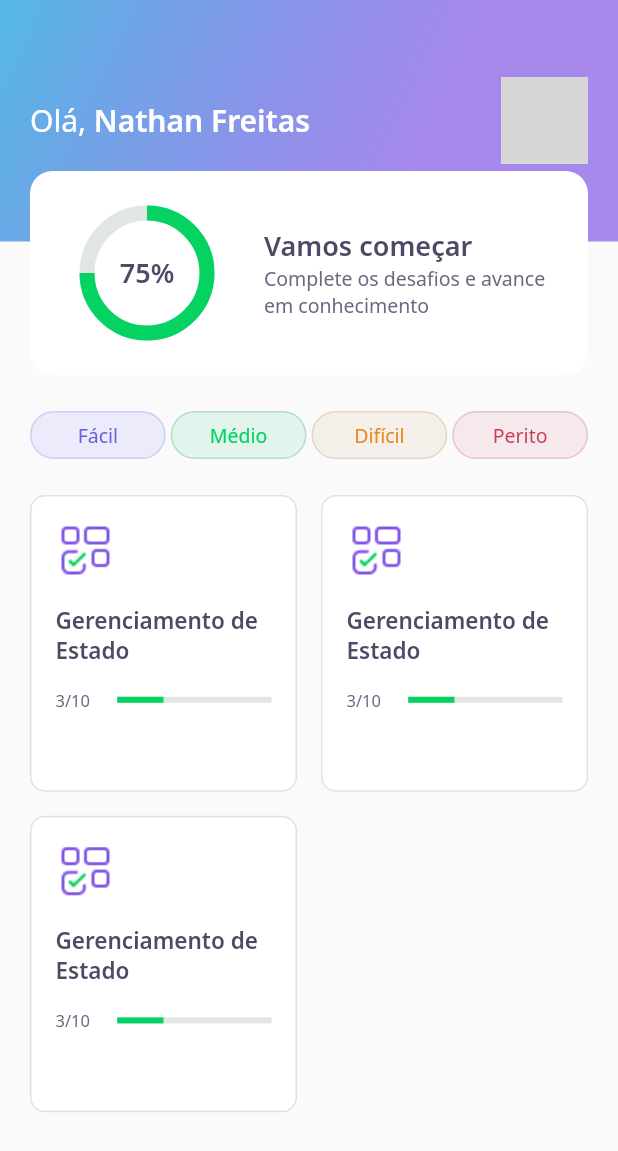
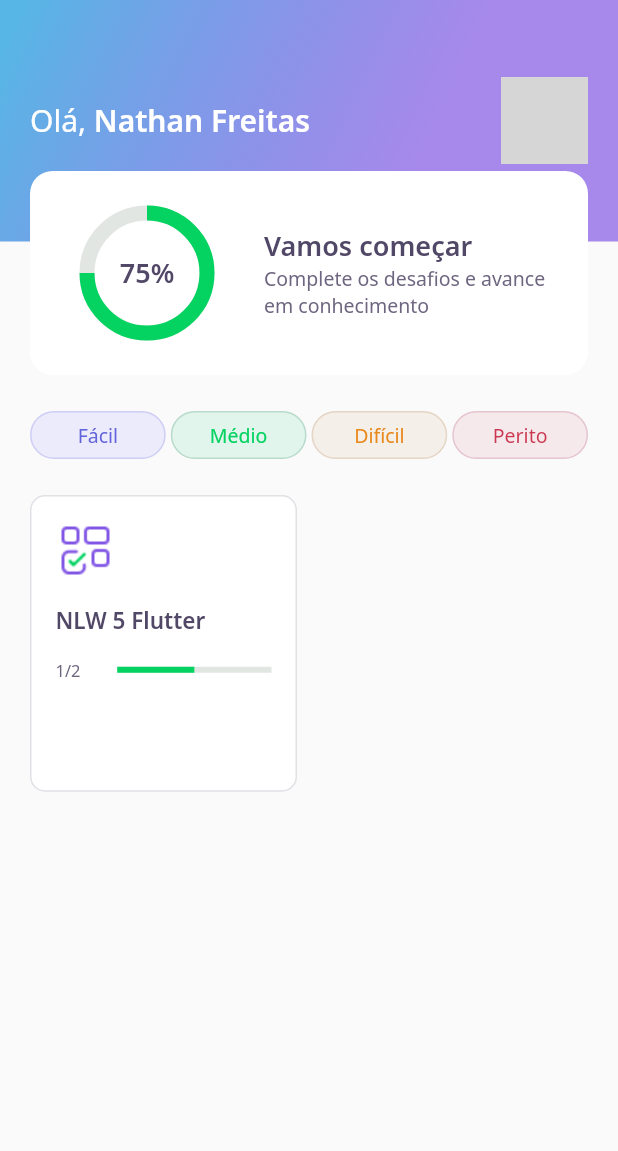
Before and after one commit to NathanF2001/Dev-Quiz, a Flutter app: the HomePage screen opened directly, on a phone screen of 412 x 824 dp. Shown: the top 1151 px of the screen. Run offline on Flutter 3.47's test engine with Material 2 defaults, Android fonts, the phone set to English and light mode, and no system bars; our stand-ins replace google_fonts; accounts and stored records are empty; network calls fail; grey boxes are pictures that could not be loaded.

Commit message:
NLW 5 Flutter 3

```diff
--- /dev/null
+++ b/assets/database/user.json
@@ -0,0 +1,5 @@
+{
+  "name": "Nathan Freitas",
+  "score": 75,
+  "photoUrl": "https://avatars.githubusercontent.com/u/47864268?v=4"
+}
--- a/lib/challenge/widgets/answer/answer_widget.dart
+++ b/lib/challenge/widgets/answer/answer_widget.dart
@@ -7,8 +7,8 @@ class AwnserWidget extends StatelessWidget {
   final bool isSelected;
 
   const AwnserWidget({
-    Key key,
-    @required this.title,
+    Key? key,
+    required this.title,
     this.isRight = false,
     this.isSelected = false,
   }) : super(key: key);
--- a/lib/challenge/widgets/quiz/quiz_widget.dart
+++ b/lib/challenge/widgets/quiz/quiz_widget.dart
@@ -5,7 +5,7 @@ import 'package:quiz_flutter/core/app_text_styles.dart';
 class QuizWidget extends StatelessWidget {
   final String title;
 
-  const QuizWidget({Key key, @required this.title}) : super(key: key);
+  const QuizWidget({Key? key, required this.title}) : super(key: key);
 
   @override
   Widget build(BuildContext context) {
--- a/lib/core/app_widget.dart
+++ b/lib/core/app_widget.dart
@@ -4,12 +4,14 @@ import 'package:quiz_flutter/splash/splash_page.dart';
 
 import 'package:flutter/material.dart';
 
+import '../home/home_page.dart';
+
 class AppWidget extends StatelessWidget {
   @override
   Widget build(BuildContext context) {
     return MaterialApp(
       title: "DevQuiz",
-      home: ChallengePage(),
+      home: HomePage(),
     );
   }
 }
--- /dev/null
+++ b/lib/home/home_controller.dart
@@ -0,0 +1,34 @@
+import 'package:flutter/foundation.dart';
+import 'package:quiz_flutter/home/home_repository.dart';
+import 'package:quiz_flutter/home/home_state.dart';
+
+import '../core/core.dart';
+import '../shared/models/awnser_model.dart';
+import '../shared/models/question_model.dart';
+import '../shared/models/quiz_model.dart';
+import '../shared/models/user_model.dart';
+
+class HomeController {
+  final stateNotifier = ValueNotifier<HomeState>(HomeState.empty);
+  set state(HomeState state) => stateNotifier.value = state;
+  HomeState get state => stateNotifier.value;
+
+  UserModel? user;
+  List<QuizModel>? quizzes;
+
+  final repository = HomeRepository();
+
+  void getUser() async {
+    state = HomeState.loading;
+
+    user = await repository.getUser();
+    state = HomeState.success;
+  }
+
+  void getQuizzes() async {
+    state = HomeState.loading;
+
+    quizzes = await repository.getQuizzes();
+    state = HomeState.success;
+  }
+}
--- a/lib/home/home_page.dart
+++ b/lib/home/home_page.dart
@@ -1,7 +1,13 @@
 import 'package:flutter/material.dart';
+import 'package:quiz_flutter/home/home_controller.dart';
+import 'package:quiz_flutter/home/home_state.dart';
 import 'package:quiz_flutter/home/widgets/appbar/app_bar_widget.dart';
 import 'package:quiz_flutter/home/widgets/level_button/level_button_widget.dart';
 import 'package:quiz_flutter/home/widgets/quiz_card/quiz_card_widget.dart';
+
+import '../challenge/widgets/quiz/quiz_widget.dart';
+import '../core/core.dart';
+import 'widgets/quiz_card/quiz_card_widget.dart';
 
 class HomePage extends StatefulWidget {
   @override
@@ -9,10 +15,26 @@ class HomePage extends StatefulWidget {
 }
 
 class _HomePageState extends State<HomePage> {
+  final controller = HomeController();
+
+  @override
+  void initState() {
+    // TODO: implement initState
+    super.initState();
+    controller.getUser();
+    controller.getQuizzes();
+    controller.stateNotifier.addListener(() {
+      setState(() {});
+    });
+  }
+
   @override
   Widget build(BuildContext context) {
+    if (controller.state == HomeState.success) {
       return Scaffold(
-      appBar: AppBarWidget(),
+        appBar: AppBarWidget(
+          user: controller.user!,
+        ),
         body: Padding(
           padding: const EdgeInsets.symmetric(horizontal: 20),
           child: Column(
@@ -46,16 +68,27 @@ class _HomePageState extends State<HomePage> {
                   crossAxisSpacing: 16,
                   mainAxisSpacing: 16,
                   crossAxisCount: 2,
-                children: [
-                  QuizCardWidget(),
-                  QuizCardWidget(),
-                  QuizCardWidget()
-                ],
+                  children: controller.quizzes!
+                      .map((e) => QuizCardWidget(
+                            title: e.title,
+                            percent: e.questionsAwnsered / e.questions.length,
+                            completed:
+                                "${e.questionsAwnsered}/${e.questions.length}",
+                          ))
+                      .toList(),
                 ),
               )
             ],
           ),
         ),
       );
+    } else {
+      return Scaffold(
+        body: Center(
+            child: CircularProgressIndicator(
+          valueColor: AlwaysStoppedAnimation<Color>(AppColors.darkGreen),
+        )),
+      );
     }
   }
+}
--- /dev/null
+++ b/lib/home/home_state.dart
@@ -0,0 +1 @@
+enum HomeState { success, loading, error, empty }
--- a/lib/home/widgets/appbar/app_bar_widget.dart
+++ b/lib/home/widgets/appbar/app_bar_widget.dart
@@ -3,8 +3,11 @@ import 'package:quiz_flutter/core/app_gradients.dart';
 import 'package:quiz_flutter/core/app_text_styles.dart';
 import 'package:quiz_flutter/home/widgets/score_card/score_card_widget.dart';
 
+import '../../../shared/models/user_model.dart';
+
 class AppBarWidget extends PreferredSize {
-  AppBarWidget()
+  final UserModel user;
+  AppBarWidget({required this.user})
       : super(
             preferredSize: Size.fromHeight(250),
             child: Container(
@@ -25,7 +28,7 @@ class AppBarWidget extends PreferredSize {
                               style: AppTextStyles.title,
                               children: [
                                 TextSpan(
-                                  text: "Nathan Freitas",
+                                  text: user.name,
                                   style: AppTextStyles.titleBold,
                                 )
                               ]),
@@ -36,8 +39,7 @@ class AppBarWidget extends PreferredSize {
                           decoration: BoxDecoration(
                             borderRadius: BorderRadius.circular(10),
                             image: DecorationImage(
-                              image: NetworkImage(
-                                  "https://avatars.githubusercontent.com/u/47864268?v=4"),
+                              image: NetworkImage(user.photoUrl),
                             ),
                           ),
                         )
--- a/lib/home/widgets/level_button/level_button_widget.dart
+++ b/lib/home/widgets/level_button/level_button_widget.dart
@@ -6,9 +6,9 @@ class LevelButtonWidget extends StatelessWidget {
   final String label;
 
   LevelButtonWidget({
-    Key key,
-    @required this.label,
-  })  : assert(["Fácil", "Médio", "Difícil", "Perito"].contains(label)),
+    Key? key,
+    required this.label,
+  })   : assert(["Fácil", "Médio", "Difícil", "Perito"].contains(label)),
         super(key: key);
 
   final config = {
@@ -34,9 +34,9 @@ class LevelButtonWidget extends StatelessWidget {
     },
   };
 
-  Color get color => config[label]['color'];
-  Color get borderColor => config[label]['borderColor'];
-  Color get fontColor => config[label]['fontColor'];
+  Color? get color => config[label]!['color'];
+  Color? get borderColor => config[label]!['borderColor'];
+  Color? get fontColor => config[label]!['fontColor'];
 
   @override
   Widget build(BuildContext context) {
@@ -44,7 +44,7 @@ class LevelButtonWidget extends StatelessWidget {
       width: (MediaQuery.of(context).size.width - 50) / 4,
       decoration: BoxDecoration(
           color: color,
-          border: Border.fromBorderSide(BorderSide(color: borderColor)),
+          border: Border.fromBorderSide(BorderSide(color: (borderColor)!)),
           borderRadius: BorderRadius.circular(28)),
       child: Padding(
         padding: const EdgeInsets.symmetric(horizontal: 18, vertical: 6),
--- a/lib/home/widgets/quiz_card/quiz_card_widget.dart
+++ b/lib/home/widgets/quiz_card/quiz_card_widget.dart
@@ -1,8 +1,19 @@
 import 'package:flutter/material.dart';
+
 import 'package:quiz_flutter/core/core.dart';
 import 'package:quiz_flutter/shared/widgets/progress_indicator/progress_indicator_widget.dart';
 
 class QuizCardWidget extends StatelessWidget {
+  final String title;
+  final String completed;
+  final double percent;
+  const QuizCardWidget({
+    Key? key,
+    required this.title,
+    required this.completed,
+    required this.percent,
+  }) : super(key: key);
+
   @override
   Widget build(BuildContext context) {
     return Container(
@@ -25,7 +36,7 @@ class QuizCardWidget extends StatelessWidget {
             height: 16,
           ),
           Text(
-            "Gerenciamento de Estado",
+            title,
             style: AppTextStyles.heading15,
           ),
           SizedBox(
@@ -36,14 +47,14 @@ class QuizCardWidget extends StatelessWidget {
               Expanded(
                 flex: 2,
                 child: Text(
-                  "3/10",
+                  completed,
                   style: AppTextStyles.body11,
                 ),
               ),
               Expanded(
                   flex: 5,
                   child: ProgressIndicatorWidget(
-                    value: 0.3,
+                    value: percent,
                   ))
             ],
           )
--- a/lib/main.dart
+++ b/lib/main.dart
@@ -1,5 +1,7 @@
 import 'package:flutter/material.dart';
 import 'package:quiz_flutter/core/app_widget.dart';
+
+import 'core/core.dart';
 
 void main() {
   runApp(MyApp());
--- /dev/null
+++ b/lib/shared/models/quiz_model.dart
@@ -0,0 +1,65 @@
+import 'dart:convert';
+
+import 'package:quiz_flutter/shared/models/question_model.dart';
+
+enum Level { facil, medio, dificil, perito }
+
+extension LevelStringExt on String {
+  Level get levelParse => {
+        "facil": Level.facil,
+        "medio": Level.medio,
+        "dificil": Level.dificil,
+        "perito": Level.perito,
+      }[this]!;
+}
+
+extension LevelExt on Level {
+  String get parse => {
+        Level.facil: "facil",
+        Level.medio: "medio",
+        Level.dificil: "dificil",
+        Level.perito: "perito",
+      }[this]!;
+}
+
+class QuizModel {
+  final String title;
+  final List<QuestionModel> questions;
+  final int questionsAwnsered;
+  final String imagem;
+  final Level level;
+
+  QuizModel({
+    required this.title,
+    required this.questions,
+    this.questionsAwnsered = 0,
+    required this.imagem,
+    required this.level,
+  });
+
+  Map<String, dynamic> toMap() {
+    return {
+      'title': title,
+      'questions': questions.map((x) => x.toMap()).toList(),
+      'questionsAwnsered': questionsAwnsered,
+      'imagem': imagem,
+      'level': level.parse,
+    };
+  }
+
+  factory QuizModel.fromMap(Map<String, dynamic> map) {
+    return QuizModel(
+      title: map['title'],
+      questions: List<QuestionModel>.from(
+          map['questions']?.map((x) => QuestionModel.fromMap(x))),
+      questionsAwnsered: map['questionsAwnsered'],
+      imagem: map['imagem'],
+      level: map['level'].toString().levelParse,
+    );
+  }
+
+  String toJson() => json.encode(toMap());
+
+  factory QuizModel.fromJson(String source) =>
+      QuizModel.fromMap(json.decode(source));
+}
--- /dev/null
+++ b/lib/shared/models/user_model.dart
@@ -0,0 +1,33 @@
+import 'dart:convert';
+
+class UserModel {
+  final String name;
+  final String photoUrl;
+  final int score;
+  UserModel({
+    required this.name,
+    required this.photoUrl,
+    this.score = 0,
+  });
+
+  Map<String, dynamic> toMap() {
+    return {
+      'name': name,
+      'photoUrl': photoUrl,
+      'score': score,
+    };
+  }
+
+  factory UserModel.fromMap(Map<String, dynamic> map) {
+    return UserModel(
+      name: map['name'],
+      photoUrl: map['photoUrl'],
+      score: map['score'],
+    );
+  }
+
+  String toJson() => json.encode(toMap());
+
+  factory UserModel.fromJson(String source) =>
+      UserModel.fromMap(json.decode(source));
+}
--- a/lib/shared/widgets/progress_indicator/progress_indicator_widget.dart
+++ b/lib/shared/widgets/progress_indicator/progress_indicator_widget.dart
@@ -4,7 +4,7 @@ import 'package:quiz_flutter/core/core.dart';
 class ProgressIndicatorWidget extends StatelessWidget {
   final double value;
 
-  const ProgressIndicatorWidget({Key key, @required this.value})
+  const ProgressIndicatorWidget({Key? key, required this.value})
       : super(key: key);
 
   @override
--- a/pubspec.yaml
+++ b/pubspec.yaml
@@ -18,7 +18,7 @@ publish_to: 'none' # Remove this line if you wish to publish to pub.dev
 version: 1.0.0+1
 
 environment:
-  sdk: ">=2.7.0 <3.0.0"
+  sdk: ">=2.12.0 <3.0.0"
 
 dependencies:
   flutter:
@@ -48,6 +48,7 @@ flutter:
   # To add assets to your application, add an assets section, like this:
   assets:
     - assets/images/
+    - assets/database/
   #   - images/a_dot_burr.jpeg
   #   - images/a_dot_ham.jpeg
 
```
Also changed, not shown: assets/database/quizzes.json (added, +46 -0 lines), lib/home/home_repository.dart (added, +23 -0 lines), lib/shared/models/awnser_model.dart (added, +30 -0 lines), lib/shared/models/question_model.dart (added, +33 -0 lines). Lines whose indentation alone changed are shown as unchanged.
